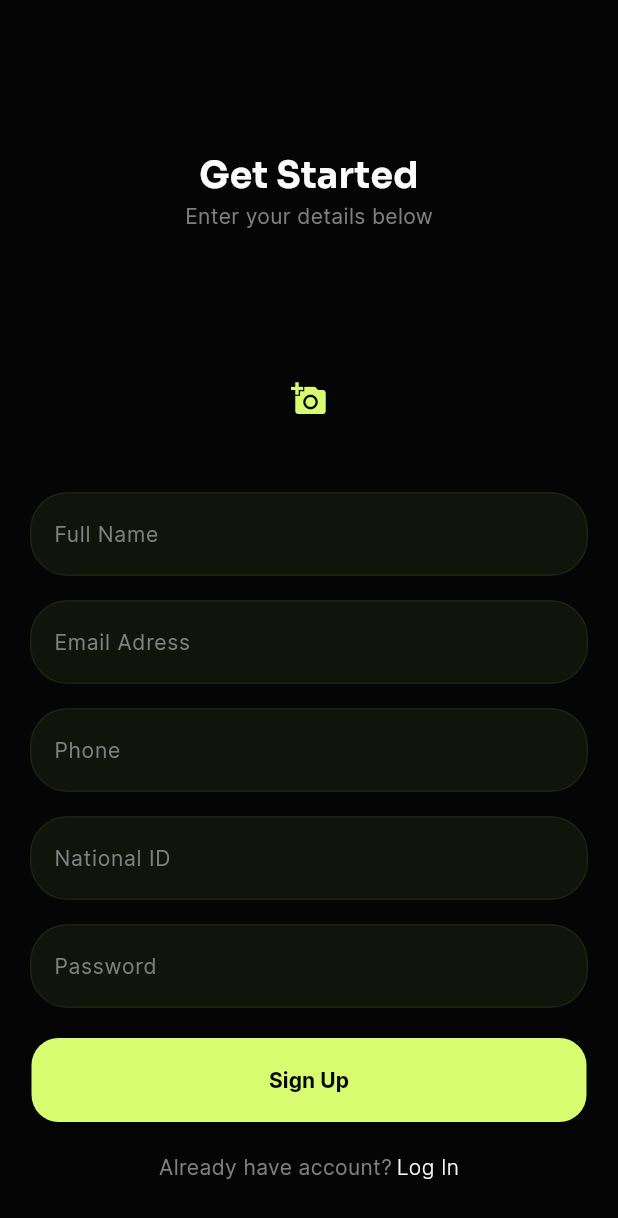
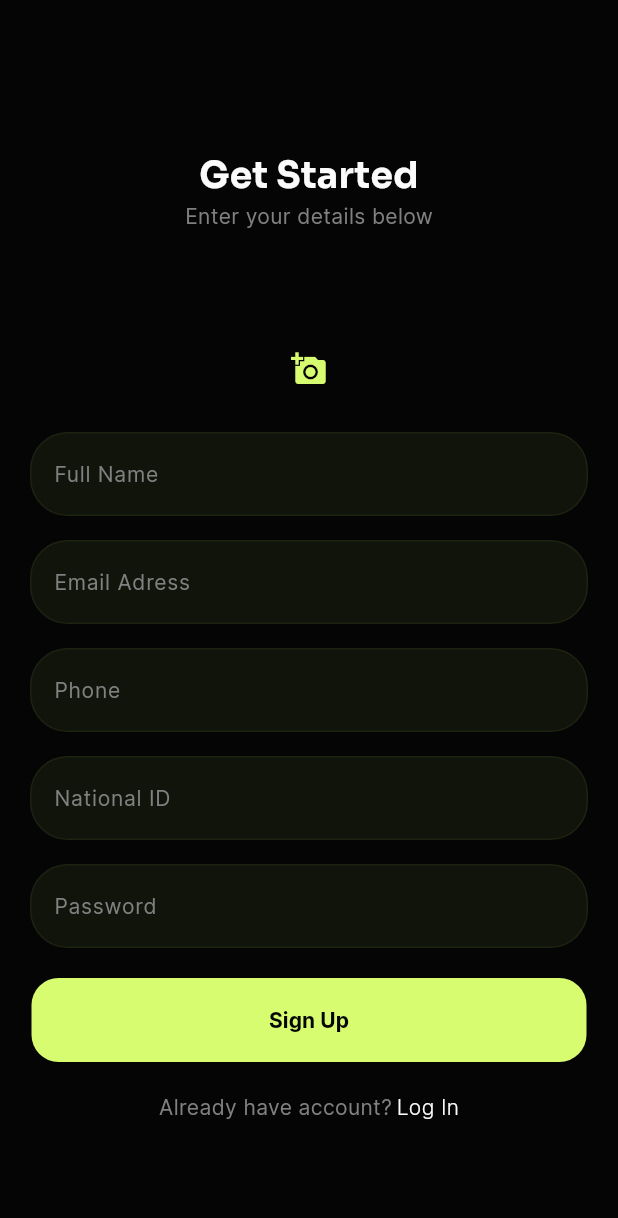
Before and after one commit to ahmdZhran/e-commerce, a Flutter app: the SignUpViwe screen opened by its route, on a phone screen of 412 x 824 dp. Shown: the top 1218 px of the screen. Run offline on Flutter 3.47's test engine with Material 3 defaults, Android fonts, the phone set to English and light mode, and no system bars; our stand-ins replace bloc, dio, flutter_bloc, flutter_svg, get_it, go_router and 3 more; accounts and stored records are empty.

Commit message:
move add personl photo widget

```diff
--- a/lib/features/auth/auth_cubit/cubit/auth_cubit.dart
+++ b/lib/features/auth/auth_cubit/cubit/auth_cubit.dart
@@ -23,12 +23,12 @@ class AuthCubit extends Cubit<AuthState> {
 
   GlobalKey<FormState> singInFormKey = GlobalKey();
   UserModel? userModel;
-  void userRegister(name, email, phone, nationalId, image, password) {
+  void userRegister(name, email, phone, nationalId, password) {
     DioHelperStore.postData(url: ApiConstants.registerApi, data: {
       "name": name,
       "email": email,
       "phone": phone,
-      "profileImage": image,
+      "profileImage": userImage,
       "nationalId": nationalId,
       "password": password,
     }).then((value) {
--- a/lib/features/auth/presentation/view/sing_up._view.dart
+++ b/lib/features/auth/presentation/view/sing_up._view.dart
@@ -1,6 +1,6 @@
 import 'package:e_commerce/core/utls/app_strings.dart';
 import 'package:e_commerce/features/auth/presentation/widgets/add_personal_photo.dart';
-import 'package:e_commerce/features/auth/presentation/widgets/custom_form_widget.dart';
+import 'package:e_commerce/features/auth/presentation/widgets/custom_form_for_signupwidget.dart';
 import 'package:e_commerce/features/auth/presentation/widgets/head_titles.dart';
 import 'package:flutter/material.dart';
 
@@ -22,15 +22,7 @@ class SignUpViwe extends StatelessWidget {
           ),
           SliverToBoxAdapter(
             child: SizedBox(
-              height: 100,
-            ),
-          ),
-          SliverToBoxAdapter(
-            child: AddPersonalPhotoWidget(),
-          ),
-          SliverToBoxAdapter(
-            child: SizedBox(
-              height: 50,
+              height: 80,
             ),
           ),
           SliverToBoxAdapter(
--- a/lib/features/auth/presentation/widgets/custom_form_widget.dart
+++ b/lib/features/auth/presentation/widgets/custom_form_for_signupwidget.dart
@@ -2,6 +2,7 @@ import 'package:e_commerce/core/functions/navigation_method.dart';
 import 'package:e_commerce/core/utls/app_strings.dart';
 import 'package:e_commerce/core/utls/texts_style.dart';
 import 'package:e_commerce/core/widgets/custom_button.dart';
+import 'package:e_commerce/features/auth/presentation/widgets/add_personal_photo.dart';
 import 'package:e_commerce/features/auth/presentation/widgets/custom_text_form_field.dart';
 import 'package:e_commerce/features/onboarding/presentaion/widgets/already_have_account.dart';
 import 'package:flutter/material.dart';
@@ -13,6 +14,8 @@ class CustomSigningFormWidget extends StatelessWidget {
   Widget build(BuildContext context) {
     return Form(
       child: Column(children: [
+        const AddPersonalPhotoWidget(),
+        const SizedBox(height: 30),
         const CustomTextFomField(
             lableText: AppStrigns.fullName, keyboardType: TextInputType.name),
         const SizedBox(height: 16),
```
